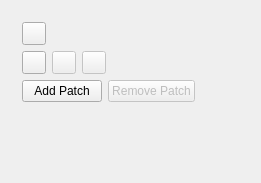
This is scribus/ui/gradientvectorbase.ui in scribusproject/scribus as Qt 5 draws it before an edit. The edited form follows.
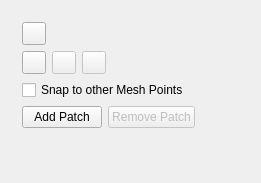
This is the edited form. The open tabs and pages were chosen to show the change. Custom widgets are drawn as their Qt base class.

Commit message: More work on editing patch meshes, now you can snap points to other patches points. Save only used patch points.

The edit to the form file:
```diff
--- a/scribus/ui/gradientvectorbase.ui
+++ b/scribus/ui/gradientvectorbase.ui
@@ -871,6 +871,13 @@
          </item>
         </layout>
        </item>
+       <item>
+        <widget class="QCheckBox" name="snapToGrid">
+         <property name="text">
+          <string>Snap to other Mesh Points</string>
+         </property>
+        </widget>
+       </item>
        <item>
         <layout class="QHBoxLayout" name="horizontalLayout_4">
          <item>
```
The commit also changes 10 other files.
